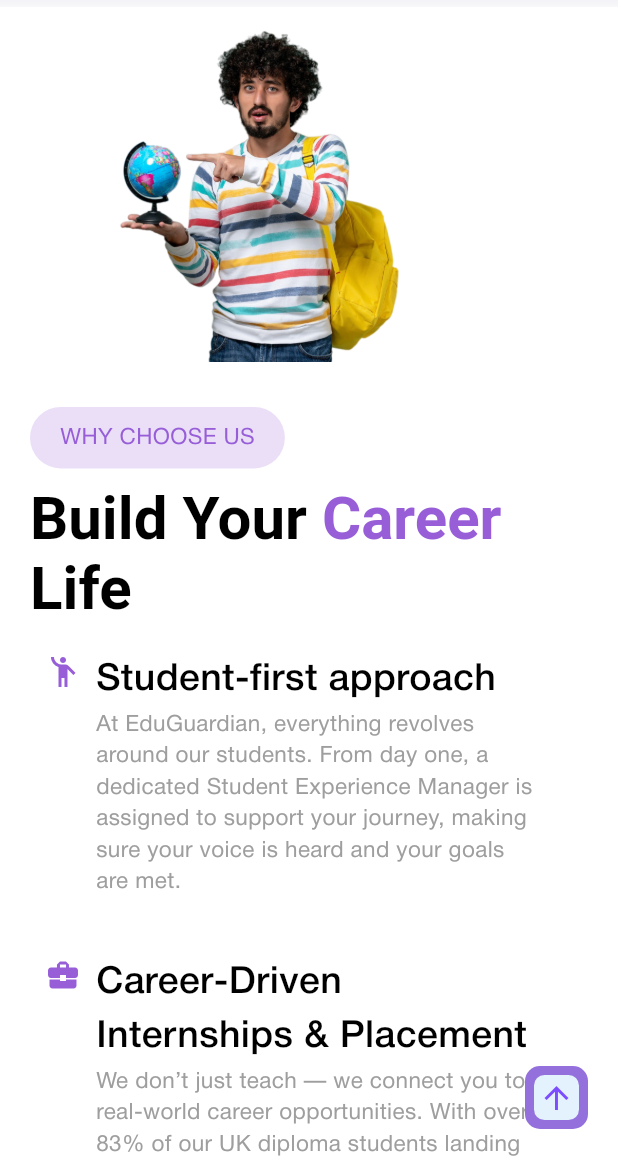
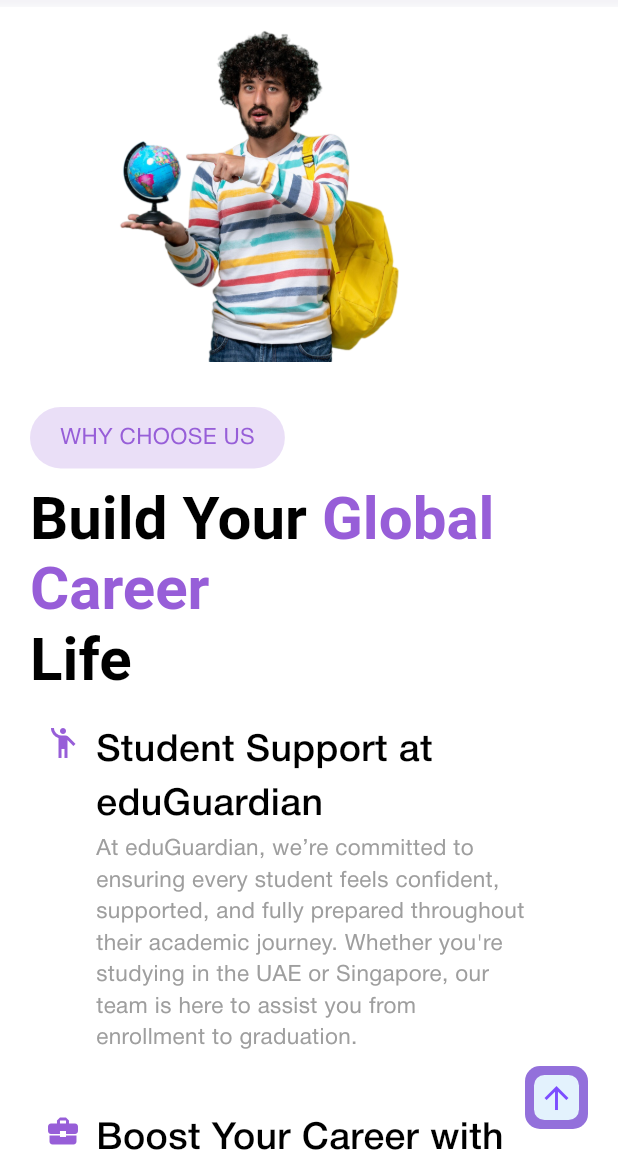
Before and after one commit to dibindasky/egCollege, a Flutter app: the screen it shows after launch, scrolled down 1152 dp, on a phone screen of 412 x 824 dp, the part 77-1236 px from its top. Run offline on Flutter 3.47's test engine with Material 3 defaults, Android fonts, the phone set to English and light mode, and no system bars; our stand-ins replace animate_do, dartz, dio, get, go_router, image_picker and 3 more.

Commit message:
content chage

```diff
--- a/lib/application/presentation/screens/home/widgets/empovering_journey_section.dart
+++ b/lib/application/presentation/screens/home/widgets/empovering_journey_section.dart
@@ -13,17 +13,17 @@
       'Government-Approved Training Provider',
       'Customized Training Solutions',
       'Expert Trainers with Industry Experience',
-      'Career-Focused Programs',
-      'Placement Assistance',
-      'Flexible Learning Options'
+      'Career-Driven Learning for Real-World Success',
+      'Dedicated Placement Support',
+      'Flexible Learning That Fits Your Lifestyle'
     ];
     final listContent = [
       '''EduGuardian is licensed and approved in Dubai, delivering certified programs recognized across industries and government bodies.''',
-      '''EduGuardian is licensed and approved in Dubai, delivering certified programs recognized across industries and government bodies.''',
-      '''Learn from certified instructors who bring real-world expertise and global insights to every session.''',
-      '''From certifications to diploma programs, we equip learners with practical skills for job readiness, career transitions, and promotions.''',
-      '''Our placement guidance connects learners with internships and job opportunities through CV reviews, interview prep, and industry links.''',
-      '''Choose from onsite, live online, or hybrid classes — designed to suit your schedule and learning style.'''
+      '''At eduGuardian, we understand that every learner and organization has unique goals. That’s why we offer customized training programs tailored to your specific needs.''',
+      '''Learn from Experts with Real-World Experience Our trainers are not just educators — they’re industry professionals with years of hands-on experience in their respective fields. At eduGuardian, you’ll be guided by mentors who bring practical insights, up-to-date knowledge, and real-world expertise to every session.''',
+      '''We offer programs that blend theory with practical skills, ensuring you’re ready for the demands of your chosen industry. Join us and turn your ambitions into achievements.''',
+      '''We’re committed to helping you land the right job. Our placement assistance program connects you with top employers, offers interview preparation, and provides career guidance to ensure your smooth transition from learning to earning.''',
+      '''Choose the learning mode that works best for you — whether it’s fully online, on-site, blended, or hybrid. Our flexible programs make it easy to balance your education with work, and other commitments.'''
     ];
 
     final colors = [kPurple, kGreen, kRed, kYellow, kIndigo, kBlue];
@@ -40,7 +40,7 @@
             children: [
               kHeight40,
               Text(
-                'Empowering Your Journey\nwith Excellence in Education',
+                '''From Classroom to Career\nWe've Got You Covered''',
                 style: textMainHead,
                 textAlign: TextAlign.center,
               ),
--- a/lib/application/presentation/screens/home/widgets/enrollment_admission_section.dart
+++ b/lib/application/presentation/screens/home/widgets/enrollment_admission_section.dart
@@ -8,14 +8,14 @@
   @override
   Widget build(BuildContext context) {
     final listTitle = [
-      'Enrollment and Admission',
+      'Step Into Your Future with a UK Degree',
+      'Seamless University Progression',
       'University Progression & Further Education',
-      'Academic Studies and Diploma Completion'
     ];
     final descriptions = [
-      '''Begin by selecting your desired diploma program, completing the application process, and fulfilling all admission requirements to secure your place at Vibe Education Dubai.''',
-      '''After completing a Level 4 and Level 5 diploma program, students may be eligible to progress to the final year of a bachelor’s degree through a top-up program at universities that recognize qualifications awarded by bodies such as OTHM (UK). Progression is subject to the specific university’s acceptance of the qualification.''',
-      '''Engage in comprehensive coursework, participate in practical learning experiences, and successfully complete assessments to earn your UK qualification diploma.'''
+      '''Start your academic and professional journey with flexible diploma and degree programs in the UAE and Singapore, culminating in a UK degree. Our career-driven courses and placement assistance ensure you’re ready for success. Your future begins here — enroll today!''',
+      '''At eduGuardian, we make university progression effortless and flexible. Complete your degree right here in the UAE with the University of Bolton, WINC. benefiting from recognized UK qualifications. We also provide smooth credit transfer options, allowing you to carry forward your previous academic achievements without hassle. With dedicated support and flexible pathways, eduGuardian helps you stay on track to reach your educational and career goals.''',
+      '''At eduGuardian, we guide you every step of the way — from starting your academic studies to successfully completing your diploma and degree programs. Our flexible learning options, expert faculty, and comprehensive support services ensure you have everything you need to achieve your educational and career goals. Whether you choose to study in the UAE, Singapore, or online, eduGuardian is committed to empowering your journey and unlocking your full potential.'''
     ];
     return LayoutBuilder(builder: (context, constraints) {
       bool isMobile = constraints.maxWidth < 768;
--- a/lib/application/presentation/screens/home/widgets/why_choose_us_section.dart
+++ b/lib/application/presentation/screens/home/widgets/why_choose_us_section.dart
@@ -77,7 +77,7 @@
             children: [
               const TextSpan(text: 'Build Your '),
               TextSpan(
-                text: 'Career',
+                text: 'Global Career',
                 style: textMainHead.copyWith(
                     color: kPurple, fontWeight: FontWeight.bold),
               ),
@@ -88,23 +88,23 @@
         kHeight10,
         const _InfoContainer(
           icon: Icons.emoji_people_sharp,
-          title: 'Student-first approach',
+          title: 'Student Support at eduGuardian',
           description:
-              '''At EduGuardian, everything revolves around our students. From day one, a dedicated Student Experience Manager is assigned to support your journey, making sure your voice is heard and your goals are met.''',
+              '''At eduGuardian, we’re committed to ensuring every student feels confident, supported, and fully prepared throughout their academic journey. Whether you're studying in the UAE or Singapore, our team is here to assist you from enrollment to graduation.''',
         ),
         kHeight20,
         const _InfoContainer(
           icon: Icons.business_center,
-          title: 'Career-Driven Internships & Placement',
+          title: 'Boost Your Career with eduGuardian!',
           description:
-              '''We don’t just teach — we connect you to real-world career opportunities. With over 83% of our UK diploma students landing paid internships within 3 months, our placement support speaks for itself.''',
+              '''Gain real-world experience through paid internship and part time job opportunities and get exclusive access to our career guidance support—including CV building, interview prep, and job search assistance. Your degree is just the beginning—let us help you launch your global career!''',
         ),
         kHeight20,
         const _InfoContainer(
           icon: Icons.language_sharp,
-          title: 'Globally Recognized. Truly Affordable.',
+          title: 'UK Degree. Local Access. Global Value.',
           description:
-              '''Earn UK-accredited diplomas and certifications in Dubai at a price that makes sense. All programs are approved by both the UK and Dubai’s KHDA, giving you trusted, global recognition without breaking the bank.''',
+              '''Earn a UK-accredited qualification in Dubai or Singapore at an affordable price. All programs are approved by recognized UK awarding body and Dubai’s KHDA, giving you trusted, globally recognized degrees—without the international cost. Now offering University of Bolton degrees right here in the UAE.''',
         ),
       ],
     );
```
Also changed, not shown: lib/application/presentation/screens/home/widgets/career_support_and_placements_section.dart (+63 -30 lines).
